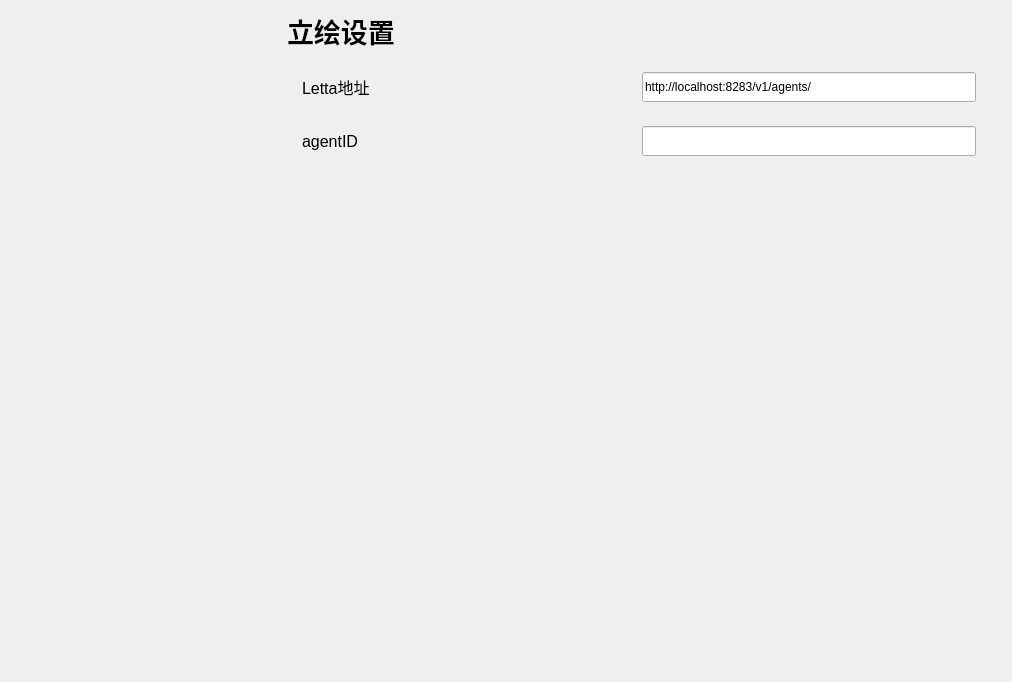
Qt form mainwindow.ui (Zao-chen/ZcChat) before a commit.
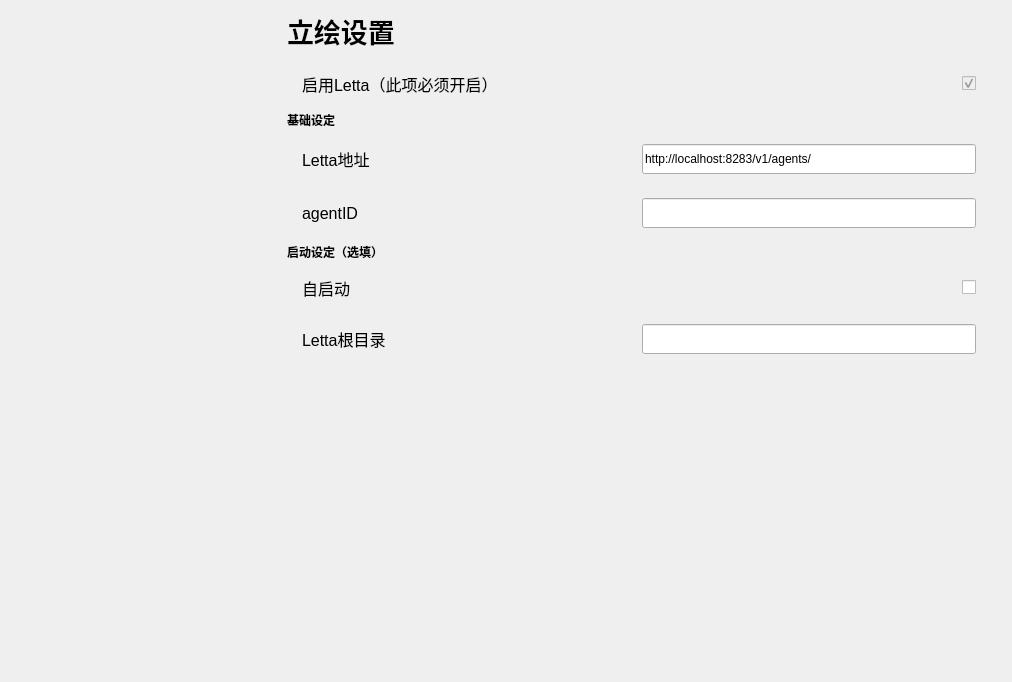
The same form after that commit. The open tabs and pages were chosen to show the change. Custom widgets are drawn as their Qt base class.

Commit message: [feat] Vits和Letta随ZcChat自启动

Diff of the .ui file:
```diff
--- a/mainwindow.ui
+++ b/mainwindow.ui
@@ -370,7 +370,7 @@
           </layout>
          </widget>
          <widget class="QWidget" name="page_3">
-          <layout class="QVBoxLayout" name="verticalLayout_5" stretch="0,0,1">
+          <layout class="QVBoxLayout" name="verticalLayout_5" stretch="0,0,0,0,0,0,0,1">
            <property name="leftMargin">
             <number>0</number>
            </property>
@@ -380,6 +380,61 @@
            <property name="rightMargin">
             <number>0</number>
            </property>
+           <item>
+            <widget class="ElaScrollPageArea" name="widget_13" native="true">
+             <layout class="QHBoxLayout" name="horizontalLayout_14">
+              <property name="leftMargin">
+               <number>15</number>
+              </property>
+              <property name="rightMargin">
+               <number>15</number>
+              </property>
+              <item>
+               <widget class="ElaText" name="label_18">
+                <property name="font">
+                 <font>
+                  <pointsize>12</pointsize>
+                 </font>
+                </property>
+                <property name="text">
+                 <string>启用Letta（此项必须开启）</string>
+                </property>
+               </widget>
+              </item>
+              <item>
+               <widget class="ElaCheckBox" name="checkBox_tachie_enable_3">
+                <property name="enabled">
+                 <bool>false</bool>
+                </property>
+                <property name="sizePolicy">
+                 <sizepolicy hsizetype="Fixed" vsizetype="Fixed">
+                  <horstretch>0</horstretch>
+                  <verstretch>0</verstretch>
+                 </sizepolicy>
+                </property>
+                <property name="text">
+                 <string/>
+                </property>
+                <property name="checked">
+                 <bool>true</bool>
+                </property>
+               </widget>
+              </item>
+             </layout>
+            </widget>
+           </item>
+           <item>
+            <widget class="QLabel" name="label_14">
+             <property name="font">
+              <font>
+               <bold>true</bold>
+              </font>
+             </property>
+             <property name="text">
+              <string>基础设定</string>
+             </property>
+            </widget>
+           </item>
            <item>
             <widget class="ElaScrollPageArea" name="widget_4" native="true">
              <layout class="QHBoxLayout" name="horizontalLayout_3" stretch="2,2">
@@ -460,6 +515,98 @@
              </layout>
             </widget>
            </item>
+           <item>
+            <widget class="QLabel" name="label_15">
+             <property name="font">
+              <font>
+               <bold>true</bold>
+              </font>
+             </property>
+             <property name="text">
+              <string>启动设定（选填）</string>
+             </property>
+            </widget>
+           </item>
+           <item>
+            <widget class="ElaScrollPageArea" name="widget_12" native="true">
+             <layout class="QHBoxLayout" name="horizontalLayout_13">
+              <property name="leftMargin">
+               <number>15</number>
+              </property>
+              <property name="rightMargin">
+               <number>15</number>
+              </property>
+              <item>
+               <widget class="ElaText" name="label_13">
+                <property name="font">
+                 <font>
+                  <pointsize>12</pointsize>
+                 </font>
+                </property>
+                <property name="text">
+                 <string>自启动</string>
+                </property>
+               </widget>
+              </item>
+              <item>
+               <widget class="ElaCheckBox" name="checkBox_llm_autoopen_enable">
+                <property name="sizePolicy">
+                 <sizepolicy hsizetype="Fixed" vsizetype="Fixed">
+                  <horstretch>0</horstretch>
+                  <verstretch>0</verstretch>
+                 </sizepolicy>
+                </property>
+                <property name="text">
+                 <string/>
+                </property>
+                <property name="checked">
+                 <bool>false</bool>
+                </property>
+               </widget>
+              </item>
+             </layout>
+            </widget>
+           </item>
+           <item>
+            <widget class="ElaScrollPageArea" name="widget_11" native="true">
+             <layout class="QHBoxLayout" name="horizontalLayout_12" stretch="2,2">
+              <property name="leftMargin">
+               <number>15</number>
+              </property>
+              <property name="rightMargin">
+               <number>15</number>
+              </property>
+              <item>
+               <widget class="ElaText" name="label_12">
+                <property name="font">
+                 <font>
+                  <pointsize>12</pointsize>
+                 </font>
+                </property>
+                <property name="text">
+                 <string>Letta根目录</string>
+                </property>
+               </widget>
+              </item>
+              <item>
+               <widget class="ElaLineEdit" name="lineEdit_llm_location">
+                <property name="minimumSize">
+                 <size>
+                  <width>0</width>
+                  <height>30</height>
+                 </size>
+                </property>
+                <property name="text">
+                 <string/>
+                </property>
+                <property name="alignment">
+                 <set>Qt::AlignmentFlag::AlignLeading|Qt::AlignmentFlag::AlignLeft|Qt::AlignmentFlag::AlignVCenter</set>
+                </property>
+               </widget>
+              </item>
+             </layout>
+            </widget>
+           </item>
            <item>
             <spacer name="verticalSpacer_3">
              <property name="orientation">
```
Left out of the diff: 131 changed lines with no effect on the pictures. The commit also changes 2 other files.
